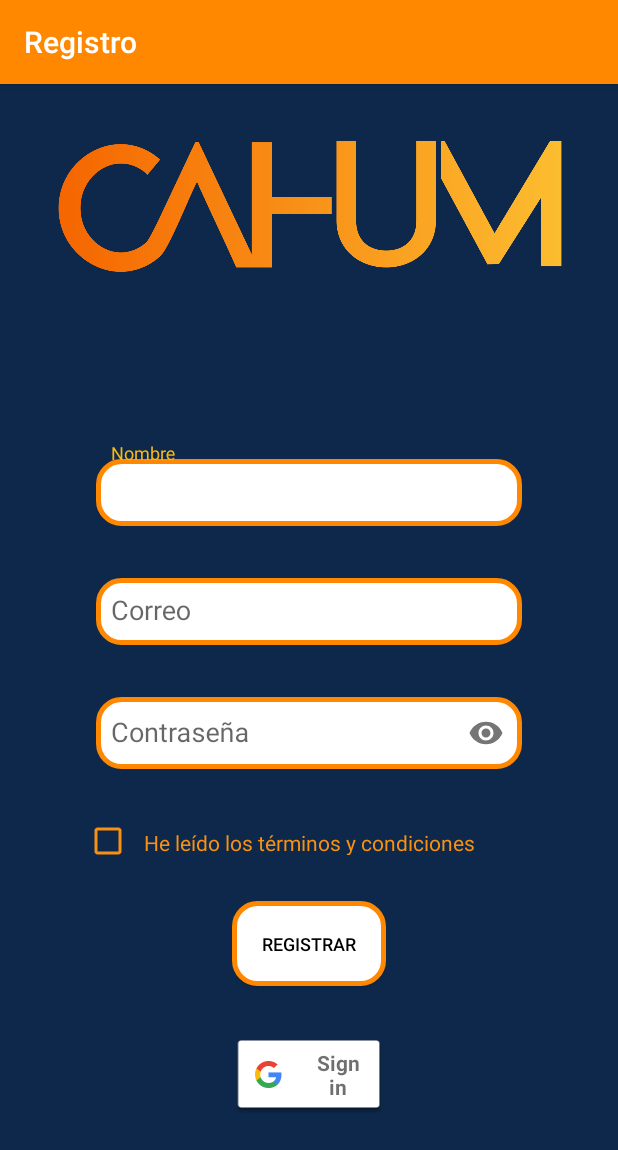
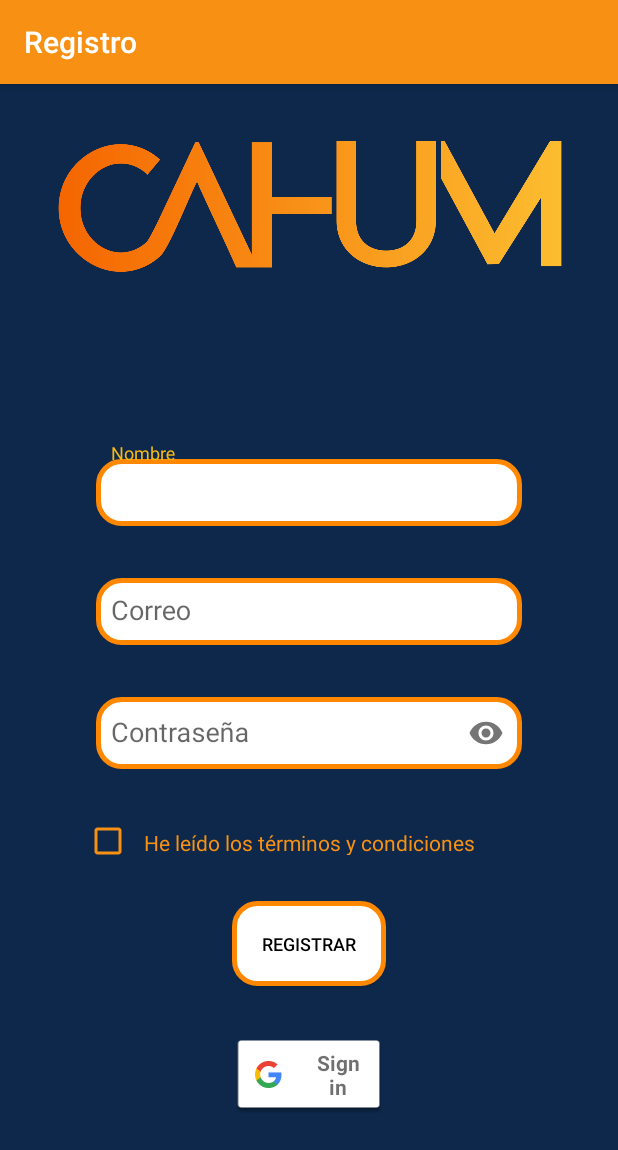
Before and after one commit to whatevaaar/CahumApp, an Android app: the RegistrarActivity screen opened directly, with no data from a screen before it, after a tap on "REGISTRAR", on a phone screen of 412 x 824 dp. Shown: the top 1150 px of the screen. Run offline under Robolectric (Android 15) with nearby library versions, the phone set to English and light mode, and no system bars; our stand-ins replace Firebase (no records; nobody signed in at launch, a user with empty details on screens opened directly); 1 statement that could not run was skipped.

Commit message:
logo/otros

```diff
--- a/app/src/main/java/com/cahum/cliente/RegistrarActivity.kt
+++ b/app/src/main/java/com/cahum/cliente/RegistrarActivity.kt
@@ -3,7 +3,6 @@ package com.cahum.cliente
 import android.content.Intent
 import android.os.Bundle
 import android.util.Log
-import android.widget.Button
 import android.widget.Toast
 import androidx.appcompat.app.AppCompatActivity
 import com.cahum.cliente.control.MyFirebaseMessagingService
@@ -12,7 +11,6 @@ import com.google.android.gms.auth.api.signin.GoogleSignIn
 import com.google.android.gms.auth.api.signin.GoogleSignInAccount
 import com.google.android.gms.auth.api.signin.GoogleSignInClient
 import com.google.android.gms.auth.api.signin.GoogleSignInOptions
-import com.google.android.gms.common.SignInButton
 import com.google.android.gms.common.api.ApiException
 import com.google.android.gms.tasks.Task
 import com.google.firebase.auth.FirebaseAuth
@@ -28,8 +26,6 @@ import kotlinx.android.synthetic.main.activity_main.*
 const val RC_SIGN_IN = 200
 
 class RegistrarActivity : AppCompatActivity() {
-    private lateinit var botonSignIn: SignInButton
-    private lateinit var botonRegistrar: Button
     private val firebaseAuth = FirebaseAuth.getInstance()
     private lateinit var gso: GoogleSignInOptions
     private lateinit var mGoogleSignInClient: GoogleSignInClient
@@ -46,28 +42,26 @@ class RegistrarActivity : AppCompatActivity() {
         sign_in_button.setOnClickListener {
             if (checkBoxTerminos.isChecked)
                 signIn()
-            else Toast.makeText(
-                this,
-                "Primero tienes que estar de acuerdo con los términos y condiciones.",
-                Toast.LENGTH_LONG
-            ).show()
+            else crearAlertaTerminos()
         }
         boton_registrar.setOnClickListener {
             if (checkBoxTerminos.isChecked)
                 registrarConCorreo()
-            else Toast.makeText(
-                this,
-                "Primero tienes que estar de acuerdo con los términos y condiciones.",
-                Toast.LENGTH_LONG
-            ).show()
+            else crearAlertaTerminos()
         }
     }
 
+    private fun crearAlertaTerminos() =
+        Toast.makeText(this, "Tienes que estar de acuerdo con los términos y condiciones.", Toast.LENGTH_LONG).show()
+
+    private fun crearAlertaError() = Toast.makeText(this, "Error, inténtalo otra vez", Toast.LENGTH_LONG).show()
+    private fun crearAlertaAutentificado() = Toast.makeText(this, "Autenticado con éxito!", Toast.LENGTH_LONG).show()
+    private fun crearAlertaNoAutentificado() = Toast.makeText(this, "Error al autenticarse", Toast.LENGTH_LONG).show()
+
     private fun registrarUsuarioSiNoExiste(usuario: FirebaseUser) {
-
         val ref = FirebaseDatabase.getInstance().getReference("/clientes/${usuario.uid}")
         val postListener = object : ValueEventListener {
-            override fun onCancelled(p0: DatabaseError) {}
+            override fun onCancelled(p0: DatabaseError) { crearAlertaError()}
 
             override fun onDataChange(dataSnapshot: DataSnapshot) {
                 if (!dataSnapshot.exists()) ref.setValue(Cliente(usuario.uid, usuario.displayName!!))
@@ -81,13 +75,13 @@ class RegistrarActivity : AppCompatActivity() {
         val correo = texto_correo.editText?.text.toString()
         val pass = texto_password.editText?.text.toString()
         if (nombre.isEmpty() or correo.isEmpty() or pass.isEmpty()) {
-            Toast.makeText(this, "Error al autenticarse", Toast.LENGTH_LONG).show()
+            crearAlertaNoAutentificado()
             return
         }
         firebaseAuth.createUserWithEmailAndPassword(correo, pass)
             .addOnCompleteListener {
                 if (it.isSuccessful) {
-                    Toast.makeText(this, "Authentication Completed.", Toast.LENGTH_LONG).show()
+                    crearAlertaAutentificado()
                     registrarEnFirebase(nombre)
                     redirigirAMenu()
                 }
@@ -102,14 +96,12 @@ class RegistrarActivity : AppCompatActivity() {
             .addOnCompleteListener { task ->
                 if (task.isSuccessful) {
                     registrarUsuarioSiNoExiste(usuario)
-                    Log.d("LOGIN", "User password updated.")
                 }
             }
     }
 
     private fun signIn() {
-        if (usuarioLogeado())
-            return
+        if (usuarioLogeado()) return
         val signInIntent: Intent = mGoogleSignInClient.signInIntent
         startActivityForResult(signInIntent, RC_SIGN_IN)
     }
@@ -117,9 +109,8 @@ class RegistrarActivity : AppCompatActivity() {
 
     override fun onStart() {
         super.onStart()
-        if (usuarioLogeado()) {
+        if (usuarioLogeado())
             redirigirAMenu()
-        }
     }
 
     override fun onActivityResult(requestCode: Int, resultCode: Int, data: Intent?) {
@@ -134,9 +125,7 @@ class RegistrarActivity : AppCompatActivity() {
         try {
             val account: GoogleSignInAccount? = task.getResult(ApiException::class.java)
             firebaseAuthWithGoogle(account!!)
-        } catch (e: ApiException) {
-            Toast.makeText(this, "Error al autenticarse", Toast.LENGTH_LONG).show()
-        }
+        } catch (e: ApiException) { crearAlertaError()}
     }
 
     private fun firebaseAuthWithGoogle(account: GoogleSignInAccount) {
@@ -145,10 +134,10 @@ class RegistrarActivity : AppCompatActivity() {
         firebaseAuth.signInWithCredential(credential)
             .addOnCompleteListener(this) { task ->
                 if (task.isSuccessful) {
-                    Toast.makeText(this, "Authentication Completed.", Toast.LENGTH_LONG).show()
+                    crearAlertaAutentificado()
                     registrarUsuarioSiNoExiste(FirebaseAuth.getInstance().currentUser!!)
                     redirigirAMenu()
-                } else Toast.makeText(this, "Authentication Failed.", Toast.LENGTH_LONG).show()
+                } else crearAlertaError()
             }
     }
 
@@ -158,7 +147,5 @@ class RegistrarActivity : AppCompatActivity() {
         intent.flags = Intent.FLAG_ACTIVITY_CLEAR_TASK.or(Intent.FLAG_ACTIVITY_NEW_TASK)
         startActivity(intent)
     }
-
     fun usuarioLogeado(): Boolean = FirebaseAuth.getInstance().currentUser != null
-
 }
--- a/app/src/main/res/values-v21/styles.xml
+++ b/app/src/main/res/values-v21/styles.xml
@@ -2,9 +2,9 @@
 <resources>
     <style name="AppTheme" parent="Theme.AppCompat.Light.DarkActionBar">
         <!-- Customize your theme here. -->
-        <item name="colorPrimary">@android:color/holo_orange_dark</item>
-        <item name="colorPrimaryDark">@android:color/holo_orange_dark</item>
+        <item name="colorPrimary">@color/colorPrimary</item>
+        <item name="colorPrimaryDark">@color/colorPrimaryDark</item>
         <item name="colorAccent">@color/colorAccent</item>
-        <item name="android:navigationBarColor">@android:color/holo_orange_dark</item>
+        <item name="android:navigationBarColor">@color/colorPrimary</item>
     </style>
 </resources>
```
Also changed, not shown: app/src/main/res/drawable-v24/icono.png.
